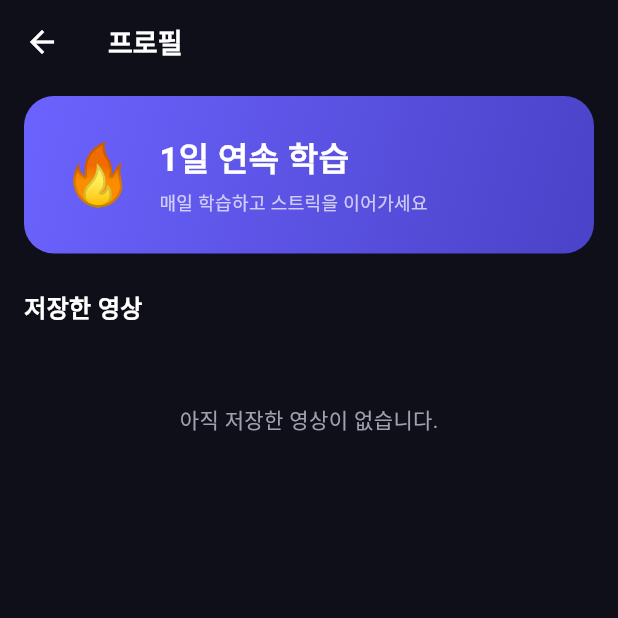
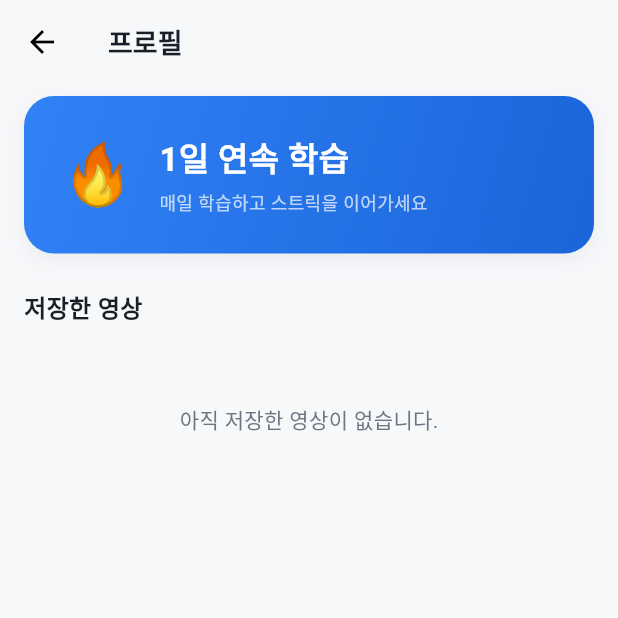
Before and after one commit to poro832/StudyReel, a Flutter app: the FeedScreen screen opened by its route, after a tap on an icon or button, on a phone screen of 412 x 824 dp, the top half of it. Run offline on Flutter 3.47's test engine with Material 3 defaults, Android fonts, the phone set to English and light mode, and no system bars; our stand-ins replace cloud_firestore, firebase_auth, firebase_core, flutter_riverpod, go_router, google_sign_in and 1 more; accounts and stored records are empty; network calls fail.

Commit message:
feat(ui): 밝은 Toss풍 라이트 디자인으로 전면 리스킨
다크 몰입형 → 밝은 카드 기반(토스 블루 #3182F6) 전환. 기능/로직 무변경.

- theme.dart: 라이트 토큰(배경 #F7F8FA, 표면 #FFF, 텍스트 #191F28,
  보조 #6B7684, 테두리 #E5E8EB) + 소프트 섀도우, Brightness.light
- 온보딩: 흰 칩+그림자/선택 시 블루 채움, 다크 타이틀
- 피드: 연회색 배경 + 둥근 흰 영상 카드 + 흰 정보 카드(블루 토픽 칩),
  세로 스와이프 유지, 라이트 폴백
- 탐색: 흰 검색바, 블루 검색 아이콘
- 프로필: 블루 그라데이션 스트릭 카드
- VideoListTile: 흰 카드 + 소프트 섀도우 (explore/profile 공유)

검증: flutter analyze 0 에러, flutter test 17/17, BlueStacks에서
온보딩/피드 라이트 렌더링 확인.

Co-Authored-By: Claude Opus 4.7 <noreply@anthropic.com>

```diff
--- a/studyreel/lib/core/theme.dart
+++ b/studyreel/lib/core/theme.dart
@@ -1,17 +1,31 @@
 import 'package:flutter/material.dart';
 
-const kBgColor      = Color(0xFF0F0F1A);
-const kCardColor    = Color(0xFF1A1A2E);
-const kPrimaryColor = Color(0xFF6C63FF);
-const kTextGray     = Color(0xFFA0A0B0);
-const kRedAccent    = Color(0xFFFF4444);
+// 라이트 디자인 토큰 (Toss풍)
+const kBgColor      = Color(0xFFF7F8FA); // 앱 배경 (연회색)
+const kSurfaceColor = Color(0xFFFFFFFF); // 카드/표면
+const kCardColor    = kSurfaceColor;     // 기존 사용처 호환 별칭
+const kPrimaryColor = Color(0xFF3182F6); // 토스 블루
+const kPrimarySoft  = Color(0xFFE8F1FE); // 블루 틴트 (칩 배경)
+const kTextColor    = Color(0xFF191F28); // 본문
+const kTextGray     = Color(0xFF6B7684); // 보조 텍스트
+const kBorderColor  = Color(0xFFE5E8EB); // 구분선/외곽
+const kStreakColor  = Color(0xFFFF8A3D); // 스트릭 강조 (오렌지)
+
+// 카드 공통 소프트 섀도우
+const kCardShadow = [
+  BoxShadow(color: Color(0x0F191F28), blurRadius: 12, offset: Offset(0, 4)),
+];
 
 final appTheme = ThemeData(
-  brightness: Brightness.dark,
+  brightness: Brightness.light,
   scaffoldBackgroundColor: kBgColor,
-  colorScheme: const ColorScheme.dark(
+  colorScheme: const ColorScheme.light(
     primary: kPrimaryColor,
-    surface: kCardColor,
+    surface: kSurfaceColor,
+  ),
+  textTheme: const TextTheme().apply(
+    bodyColor: kTextColor,
+    displayColor: kTextColor,
   ),
   useMaterial3: true,
 );
--- a/studyreel/lib/presentation/feed/feed_screen.dart
+++ b/studyreel/lib/presentation/feed/feed_screen.dart
@@ -22,22 +22,21 @@ class _FeedScreenState extends ConsumerState<FeedScreen> {
     final videosAsync = ref.watch(youtubeFeedProvider(topics.join('|')));
 
     return Scaffold(
-      extendBodyBehindAppBar: true,
       appBar: AppBar(
-        backgroundColor: Colors.transparent,
+        backgroundColor: kBgColor,
         elevation: 0,
         title: Row(
           children: [
             const Text('오늘의 학습',
                 style: TextStyle(
                     fontSize: 16,
-                    fontWeight: FontWeight.w600,
-                    color: Colors.white)),
+                    fontWeight: FontWeight.w700,
+                    color: kTextColor)),
             const SizedBox(width: 20),
             GestureDetector(
               onTap: () => context.push('/explore'),
               child: const Text('탐색',
-                  style: TextStyle(fontSize: 16, color: Colors.white)),
+                  style: TextStyle(fontSize: 16, color: kTextGray)),
             ),
             const Spacer(),
             GestureDetector(
--- a/studyreel/lib/presentation/profile/profile_screen.dart
+++ b/studyreel/lib/presentation/profile/profile_screen.dart
@@ -18,7 +18,10 @@ class ProfileScreen extends ConsumerWidget {
         backgroundColor: kBgColor,
         elevation: 0,
         title: const Text('프로필',
-            style: TextStyle(fontSize: 18, fontWeight: FontWeight.w600)),
+            style: TextStyle(
+                fontSize: 18,
+                fontWeight: FontWeight.w700,
+                color: kTextColor)),
       ),
       body: ListView(
         padding: const EdgeInsets.fromLTRB(16, 8, 16, 24),
@@ -27,9 +30,9 @@ class ProfileScreen extends ConsumerWidget {
           const SizedBox(height: 24),
           const Text('저장한 영상',
               style: TextStyle(
-                  color: Colors.white,
+                  color: kTextColor,
                   fontSize: 16,
-                  fontWeight: FontWeight.w600)),
+                  fontWeight: FontWeight.w700)),
           const SizedBox(height: 12),
           bookmarksAsync.when(
             data: (videos) {
@@ -84,11 +87,12 @@ class _StreakCard extends StatelessWidget {
       padding: const EdgeInsets.all(24),
       decoration: BoxDecoration(
         gradient: const LinearGradient(
-          colors: [kPrimaryColor, Color(0xFF4A42C7)],
+          colors: [kPrimaryColor, Color(0xFF1B64DA)],
           begin: Alignment.topLeft,
           end: Alignment.bottomRight,
         ),
         borderRadius: BorderRadius.circular(20),
+        boxShadow: kCardShadow,
       ),
       child: Row(
         children: [
```
Also changed, not shown: studyreel/lib/presentation/common/video_list_tile.dart (+6 -6 lines), studyreel/lib/presentation/explore/explore_screen.dart (+8 -5 lines), studyreel/lib/presentation/feed/shorts_widget.dart (+60 -52 lines), studyreel/lib/presentation/onboarding/onboarding_screen.dart (+12 -11 lines).
